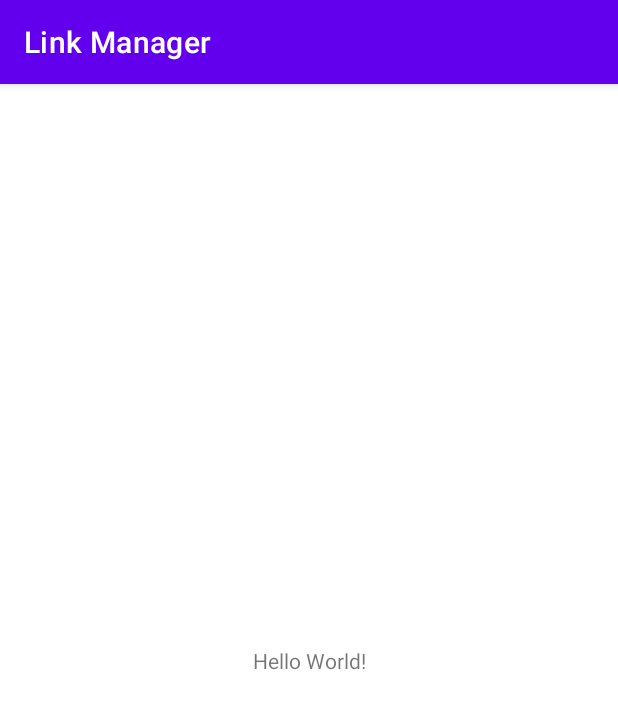
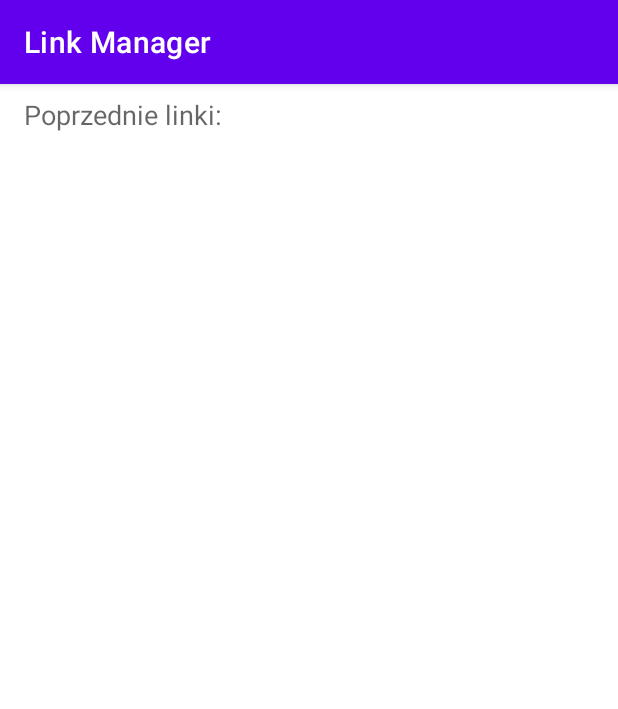
Before and after one commit to kurczaczkowe-rzeczy/LinkManager, an Android app: the screen it shows after launch (MainActivity), on a phone screen of 412 x 824 dp. Shown: the top 709 px of the screen. Run offline under Robolectric (Android 15) with nearby library versions, the phone set to English and light mode, and no system bars; our stand-ins replace Dagger/Hilt's generated code, Firebase (no records; nobody signed in at launch, a user with empty details on screens opened directly); 1 statement that could not run was skipped.

Commit message:
setup mvi

```diff
--- a/app/src/main/AndroidManifest.xml
+++ b/app/src/main/AndroidManifest.xml
@@ -1,6 +1,8 @@
 <?xml version="1.0" encoding="utf-8"?>
 <manifest xmlns:android="http://schemas.android.com/apk/res/android"
     package="pl.gungnir.linkmanager">
+
+    <uses-permission android:name="android.permission.INTERNET" />
 
     <application
         android:allowBackup="false"
--- a/app/src/main/java/pl/gungnir/linkmanager/domain/useCase/BaseFlowUseCase.kt
+++ b/app/src/main/java/pl/gungnir/linkmanager/domain/useCase/BaseUseCase.kt
@@ -5,14 +5,14 @@ import kotlinx.coroutines.Dispatchers
 import kotlinx.coroutines.flow.Flow
 import kotlinx.coroutines.withContext
 
-abstract class BaseFlowUseCase<out Type, in Params> where Type : Any {
+abstract class BaseUseCase<out Type, in Params> where Type : Any {
 
-    abstract suspend fun run(params: Params): Flow<Type>
+    abstract suspend fun run(params: Params): Type
 
     suspend operator fun invoke(
         params: Params,
         dispatcher: CoroutineDispatcher = Dispatchers.IO,
-    ): Flow<Type> {
+    ): Type {
         return withContext(dispatcher) {
             run(params)
         }
--- a/app/src/main/java/pl/gungnir/linkmanager/ui/MainActivity.kt
+++ b/app/src/main/java/pl/gungnir/linkmanager/ui/MainActivity.kt
@@ -5,15 +5,27 @@ import androidx.activity.viewModels
 import androidx.appcompat.app.AppCompatActivity
 import dagger.hilt.android.AndroidEntryPoint
 import pl.gungnir.linkmanager.R
+import pl.gungnir.linkmanager.ui.history.HistoryFragment
 
 @AndroidEntryPoint
 class MainActivity : AppCompatActivity() {
 
-    private val mainViewModel by viewModels<MainViewModel>()
+    val mainViewModel by viewModels<MainViewModel>()
 
     override fun onCreate(savedInstanceState: Bundle?) {
         super.onCreate(savedInstanceState)
         setContentView(R.layout.activity_main)
 
+        showHistoryFragment()
+    }
+
+    fun showHistoryFragment() {
+        supportFragmentManager.beginTransaction()
+            .replace(
+                R.id.fragmentContainer,
+                HistoryFragment(),
+                "HistoryFragment"
+            )
+            .commit()
     }
 }
--- a/app/src/main/java/pl/gungnir/linkmanager/ui/MainViewModel.kt
+++ b/app/src/main/java/pl/gungnir/linkmanager/ui/MainViewModel.kt
@@ -1,14 +1,15 @@
 package pl.gungnir.linkmanager.ui
 
-import androidx.lifecycle.ViewModel
-import androidx.lifecycle.viewModelScope
+import androidx.lifecycle.*
 import dagger.hilt.android.lifecycle.HiltViewModel
-import kotlinx.coroutines.flow.launchIn
-import kotlinx.coroutines.flow.onEach
 import kotlinx.coroutines.launch
+import pl.gungnir.linkmanager.domain.model.Link
 import pl.gungnir.linkmanager.domain.model.None
 import pl.gungnir.linkmanager.domain.model.Result
 import pl.gungnir.linkmanager.domain.useCase.GetLinkUseCase
+import pl.gungnir.linkmanager.ui.history.state.MainStateEvent
+import pl.gungnir.linkmanager.ui.history.state.MainViewState
+import pl.gungnir.linkmanager.uitl.AbsentLiveData
 import javax.inject.Inject
 
 @HiltViewModel
@@ -16,19 +17,73 @@ class MainViewModel @Inject constructor(
     private val getLinkUseCase: GetLinkUseCase
 ) : ViewModel() {
 
-    private var links: Result = Result.Empty
+    private val _viewState: MutableLiveData<MainViewState> = MutableLiveData()
+    private val _stateEvent: MutableLiveData<MainStateEvent> = MutableLiveData()
 
-    init {
-        if (links is Result.Empty) {
-            links = Result.Loading
-            viewModelScope.launch {
-                getLinkUseCase.invoke(None)
-                    .onEach {
-                        links = it
+    val viewState: LiveData<MainViewState>
+        get() = _viewState
+
+    val dataState: LiveData<MainViewState> = Transformations
+        .switchMap(_stateEvent) { stateEvent ->
+            stateEvent?.let {
+                handleStateEvent(stateEvent)
+            }
+        }
+
+    fun handleStateEvent(stateEvent: MainStateEvent): LiveData<MainViewState> {
+        return when (stateEvent) {
+            is MainStateEvent.GetLinks -> {
+                object : LiveData<MainViewState>() {
+                    override fun onActive() {
+                        super.onActive()
+                        viewModelScope.launch {
+                            val result = getLinkUseCase.invoke(None)
+                            if (result is Result.Success) {
+                                value = MainViewState(
+                                    listLinks = result.data
+                                )
+                            }
+                        }
                     }
-                    .launchIn(this)
+                }
+            }
+
+            MainStateEvent.None -> {
+                AbsentLiveData.create()
             }
         }
     }
 
+    fun setLinks(list: List<Link>) {
+        val update = getCurrentViewStateOrNew()
+        update.listLinks = list
+        _viewState.value = update
+    }
+
+    fun getCurrentViewStateOrNew(): MainViewState {
+        return viewState.value?.let {
+            it
+        } ?: MainViewState()
+    }
+
+    fun setStateEvent(event: MainStateEvent) {
+        val state: MainStateEvent = event
+        _stateEvent.value = state
+    }
+
+//    private var links: Result = Result.Empty
+
+//    init {
+//        if (links is Result.Empty) {
+//            links = Result.Loading
+//            viewModelScope.launch {
+//                getLinkUseCase.invoke(None)
+//                    .onEach {
+//                        links = it
+//                    }
+//                    .launchIn(this)
+//            }
+//        }
+//    }
+
 }
--- /dev/null
+++ b/app/src/main/java/pl/gungnir/linkmanager/ui/history/HistoryFragment.kt
@@ -0,0 +1,60 @@
+package pl.gungnir.linkmanager.ui.history
+
+import android.os.Bundle
+import android.util.Log
+import android.view.LayoutInflater
+import android.view.View
+import android.view.ViewGroup
+import androidx.fragment.app.Fragment
+import androidx.lifecycle.ViewModelProvider
+import dagger.hilt.android.AndroidEntryPoint
+import pl.gungnir.linkmanager.R
+import pl.gungnir.linkmanager.ui.MainViewModel
+import pl.gungnir.linkmanager.ui.history.state.MainStateEvent
+
+@AndroidEntryPoint
+class HistoryFragment : Fragment() {
+
+    lateinit var mViewModel: MainViewModel
+
+    override fun onCreateView(
+        inflater: LayoutInflater,
+        container: ViewGroup?,
+        savedInstanceState: Bundle?
+    ): View? {
+        return inflater.inflate(R.layout.fragment_history_links, container, false)
+    }
+
+    override fun onResume() {
+        super.onResume()
+
+        triggerGetLinksEvent()
+    }
+
+    override fun onViewCreated(view: View, savedInstanceState: Bundle?) {
+        super.onViewCreated(view, savedInstanceState)
+
+        mViewModel = activity?.run {
+            ViewModelProvider(this).get(MainViewModel::class.java)
+        } ?: throw Exception("Invalid Activity")
+
+        subscribeObservers()
+    }
+
+    private fun subscribeObservers() {
+        mViewModel.dataState.observe(viewLifecycleOwner) { dataState ->
+            dataState.listLinks?.let {
+                mViewModel.setLinks(it)
+            }
+        }
+        mViewModel.viewState.observe(viewLifecycleOwner) { viewState ->
+            viewState.listLinks?.let {
+                Log.d("MRMRMR", "HistoryFragment.kt subscribeObservers: $it")
+            }
+        }
+    }
+
+    fun triggerGetLinksEvent() {
+        mViewModel.setStateEvent(MainStateEvent.GetLinks)
+    }
+}
--- /dev/null
+++ b/app/src/main/java/pl/gungnir/linkmanager/ui/history/state/MainStateEvent.kt
@@ -0,0 +1,7 @@
+package pl.gungnir.linkmanager.ui.history.state
+
+sealed class MainStateEvent {
+
+    object GetLinks : MainStateEvent()
+    object None : MainStateEvent()
+}
--- a/app/src/main/res/layout/activity_main.xml
+++ b/app/src/main/res/layout/activity_main.xml
@@ -4,12 +4,22 @@
     xmlns:tools="http://schemas.android.com/tools"
     android:layout_width="match_parent"
     android:layout_height="match_parent"
-    tools:context=".MainActivity">
+    tools:context=".ui.MainActivity">
 
-    <TextView
+    <FrameLayout
+        android:id="@+id/fragmentContainer"
+        android:layout_width="match_parent"
+        android:layout_height="match_parent"
+        app:layout_constraintBottom_toBottomOf="parent"
+        app:layout_constraintEnd_toEndOf="parent"
+        app:layout_constraintStart_toStartOf="parent"
+        app:layout_constraintTop_toTopOf="parent" />
+
+    <ProgressBar
+        android:id="@+id/progressBar"
         android:layout_width="wrap_content"
         android:layout_height="wrap_content"
-        android:text="Hello World!"
+        android:visibility="invisible"
         app:layout_constraintBottom_toBottomOf="parent"
         app:layout_constraintLeft_toLeftOf="parent"
         app:layout_constraintRight_toRightOf="parent"
--- /dev/null
+++ b/app/src/main/res/layout/fragment_history_links.xml
@@ -0,0 +1,30 @@
+<?xml version="1.0" encoding="utf-8"?>
+<androidx.constraintlayout.widget.ConstraintLayout xmlns:android="http://schemas.android.com/apk/res/android"
+    xmlns:app="http://schemas.android.com/apk/res-auto"
+    android:layout_width="match_parent"
+    android:layout_height="match_parent">
+
+    <TextView
+        android:id="@+id/textView"
+        android:layout_width="wrap_content"
+        android:layout_height="wrap_content"
+        android:layout_marginStart="16dp"
+        android:layout_marginTop="8dp"
+        android:text="Poprzednie linki: "
+        android:textAppearance="@style/TextAppearance.AppCompat.Medium"
+        app:layout_constraintStart_toStartOf="parent"
+        app:layout_constraintTop_toTopOf="parent" />
+
+    <androidx.recyclerview.widget.RecyclerView
+        android:layout_width="0dp"
+        android:layout_height="0dp"
+        android:layout_marginStart="16dp"
+        android:layout_marginTop="16dp"
+        android:layout_marginEnd="16dp"
+        android:layout_marginBottom="16dp"
+        app:layoutManager="androidx.recyclerview.widget.LinearLayoutManager"
+        app:layout_constraintBottom_toBottomOf="parent"
+        app:layout_constraintEnd_toEndOf="parent"
+        app:layout_constraintStart_toStartOf="parent"
+        app:layout_constraintTop_toBottomOf="@+id/textView" />
+</androidx.constraintlayout.widget.ConstraintLayout>
```
Also changed, not shown: app/build.gradle (+8 -1 lines), app/src/main/java/pl/gungnir/linkmanager/domain/useCase/GetLinkUseCase.kt (+6 -3 lines), app/src/main/java/pl/gungnir/linkmanager/ui/history/state/MainViewState.kt (added, +7 -0 lines), app/src/main/java/pl/gungnir/linkmanager/uitl/AbsentLiveData.kt (added, +21 -0 lines), app/src/main/res/layout/tem_link_history.xml (added, +7 -0 lines).
